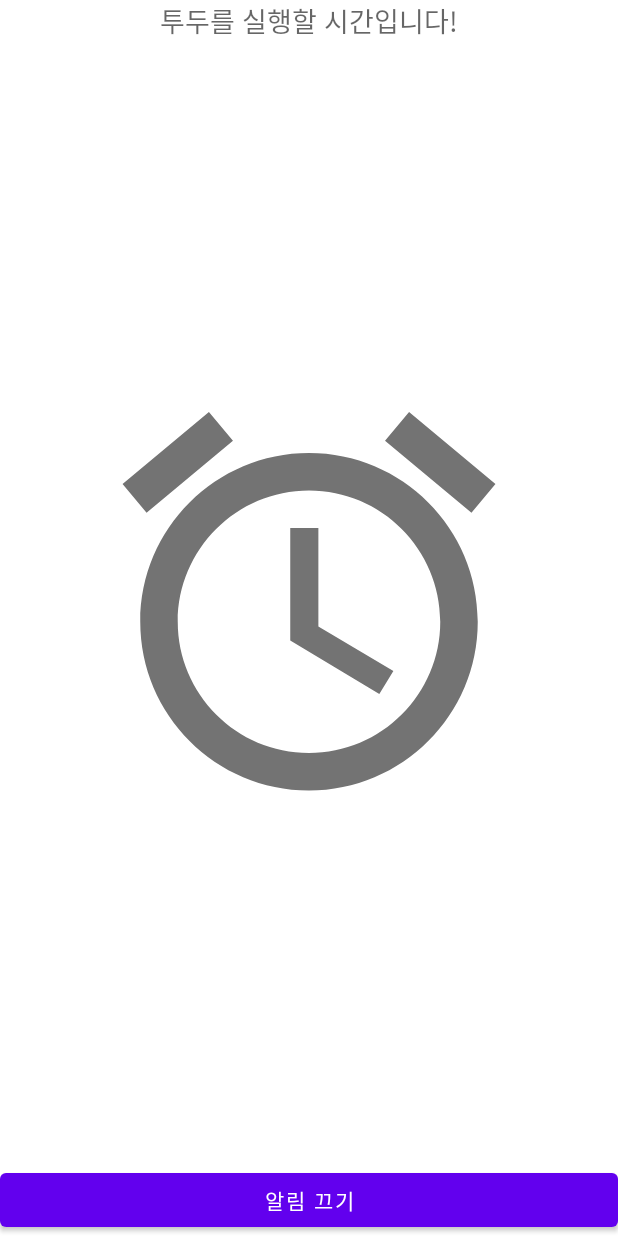
After one commit to dudwn1814/GodSangMate, an Android app: the layout alarm_page.xml on its own in the app's theme, with its tools: preview values and no code run, on a phone screen of 412 x 824 dp. The commit adds this screen. Run offline under Robolectric (Android 15) with nearby library versions, the phone set to English and light mode, and no system bars.

Commit message:
alarm (더 조져진..)

```diff
--- a/app/build.gradle
+++ b/app/build.gradle
@@ -42,6 +42,7 @@ dependencies {
     testImplementation 'junit:junit:4.+'
     androidTestImplementation 'androidx.test.ext:junit:1.1.3'
     androidTestImplementation 'androidx.test.espresso:espresso-core:3.4.0'
+    implementation 'com.google.firebase:firebase-messaging:17.0.0'
 //    implementation 'com.google.firebase:firebase-analytics:17.2.3'
 //    implementation 'com.google.firebase:firebase-core:17.2.3'
 //    implementation 'com.google.firebase:firebase-database:19.2.1'
@@ -53,3 +54,4 @@ dependencies {
     implementation 'com.dinuscxj:circleprogressbar:1.3.0'
     implementation("org.jetbrains.kotlinx:kotlinx-coroutines-android:1.3.9")
 }
+apply plugin: 'com.google.gms.google-services'
--- a/app/src/main/AndroidManifest.xml
+++ b/app/src/main/AndroidManifest.xml
@@ -9,6 +9,7 @@
     <uses-permission android:name="android.permission.WAKE_LOCK" />
     <uses-permission android:name="android.permission.RECEIVE_BOOT_COMPLETED" />
     <uses-permission android:name="android.permission.VIBRATE"/>
+    <uses-permission android:name="android.permission.USE_FULL_SCREEN_INTENT"/>
 
     <application
         android:allowBackup="true"
@@ -73,6 +74,9 @@
             android:parentActivityName=".MainActivity">
         </activity>
 
+        <activity android:name=".Alarm_page">
+        </activity>
+
 
         <provider
             android:name="androidx.core.content.FileProvider"
--- /dev/null
+++ b/app/src/main/res/layout/alarm_page.xml
@@ -0,0 +1,41 @@
+<?xml version="1.0" encoding="utf-8"?>
+<androidx.constraintlayout.widget.ConstraintLayout xmlns:android="http://schemas.android.com/apk/res/android"
+    xmlns:app="http://schemas.android.com/apk/res-auto"
+    xmlns:tools="http://schemas.android.com/tools"
+    android:id="@+id/linearLayout"
+    android:layout_width="match_parent"
+    android:layout_height="match_parent">
+
+    <TextView
+        android:id="@+id/textView"
+        android:layout_width="0dp"
+        android:layout_height="wrap_content"
+        android:text="투두를 실행할 시간입니다!"
+        android:textAlignment="center"
+        android:textAppearance="@style/TextAppearance.AppCompat.Medium"
+        app:layout_constraintEnd_toEndOf="parent"
+        app:layout_constraintStart_toStartOf="parent"
+        app:layout_constraintTop_toTopOf="parent" />
+
+    <ImageView
+        android:id="@+id/clock"
+        android:layout_width="300dp"
+        android:layout_height="300dp"
+        app:layout_constraintBottom_toTopOf="@+id/dismiss"
+        app:layout_constraintEnd_toEndOf="parent"
+        app:layout_constraintStart_toStartOf="parent"
+        app:layout_constraintTop_toBottomOf="@+id/textView"
+        app:srcCompat="@drawable/ic_alarm_black_24dp"
+        />
+
+    <Button
+        android:id="@+id/dismiss"
+        android:layout_width="0dp"
+        android:layout_height="wrap_content"
+        android:text="알림 끄기"
+        app:layout_constraintBottom_toBottomOf="parent"
+        app:layout_constraintEnd_toEndOf="parent"
+        app:layout_constraintStart_toStartOf="parent" />
+
+
+</androidx.constraintlayout.widget.ConstraintLayout>
```
Also changed, not shown: app/src/main/java/com/example/re_todolist/AlarmReceiver.java (+41 -20 lines), app/src/main/java/com/example/re_todolist/Alarm_page.java (added, +42 -0 lines), app/src/main/java/com/example/re_todolist/CreateToDoActivity.java (+42 -70 lines), 1 other file.
